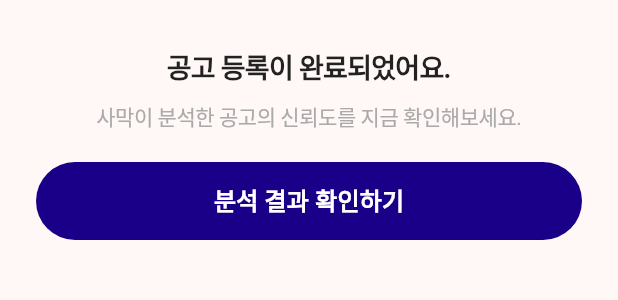
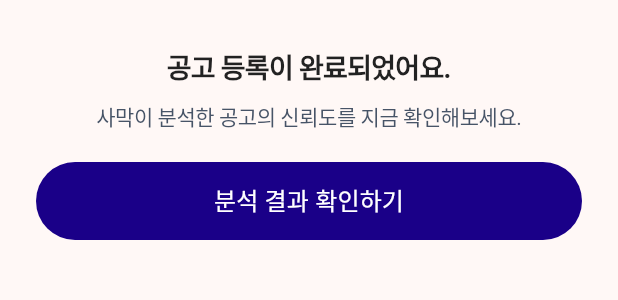
Before and after one commit to 2026-QUAD-S-Team-2/samak-front, a Flutter app: the _CompletionBottomSheet widget shown alone on an empty page, opened directly with empty values, on a phone screen of 412 x 824 dp. Shown: the top 300 px of the screen. Run offline on Flutter 3.47's test engine with Material 3 defaults, Android fonts, the phone set to English and light mode, and no system bars; our stand-ins replace flutter_svg; project files that could hold a hidden picture were left out.

Commit message:
mod: #4 디자인에 맞게 UI 수정2

```diff
--- a/lib/screens/analysis_register.dart
+++ b/lib/screens/analysis_register.dart
@@ -186,7 +186,7 @@ class _AnalysisRegisterScreenState
               ),
               child: Text(
                 '공고 등록하기',
-                style: AppTypography.largeBold16.copyWith(color: Colors.white),
+                style: AppTypography.large16.copyWith(color: Colors.white),
               ),
             ),
           ),
@@ -368,7 +368,7 @@ class _CompletionBottomSheet extends StatelessWidget {
           Text(
             '사막이 분석한 공고의 신뢰도를 지금 확인해보세요.',
             style: AppTypography.middle14.copyWith(
-              color: AppColors.gray500,
+              color: AppColors.textSecondary,
               letterSpacing: -0.3,
             ),
           ),
@@ -388,7 +388,7 @@ class _CompletionBottomSheet extends StatelessWidget {
               ),
               child: Text(
                 '분석 결과 확인하기',
-                style: AppTypography.largeBold16.copyWith(color: Colors.white),
+                style: AppTypography.large16.copyWith(color: Colors.white),
               ),
             ),
           ),
```
